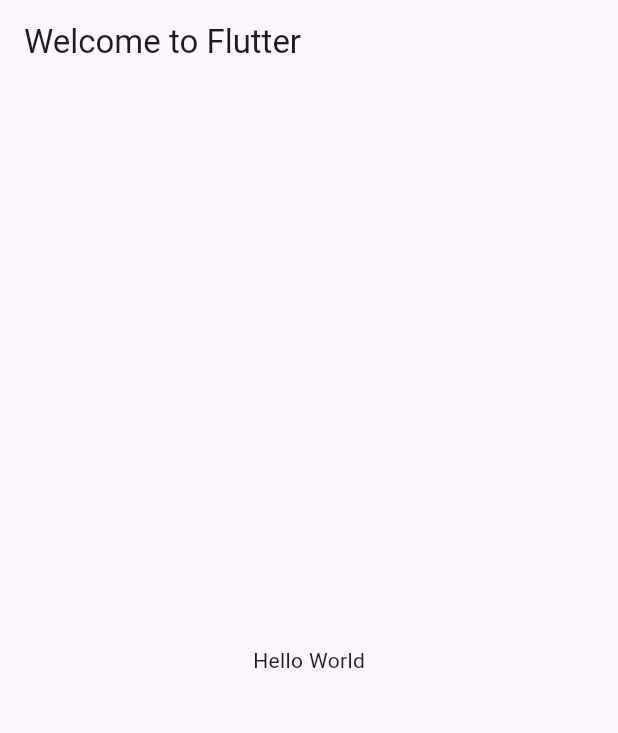
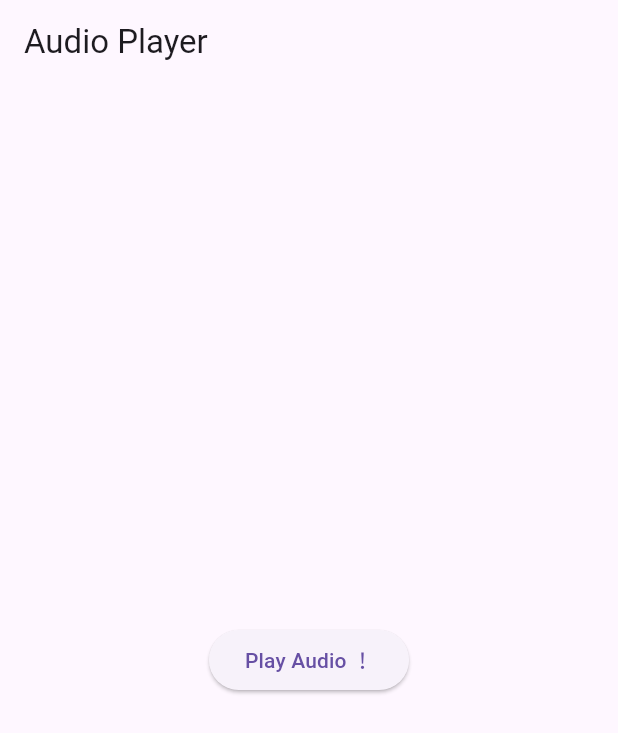
Before and after one commit to Nekoiii/Maocao_World, a Flutter app: the screen it shows after launch, on a phone screen of 412 x 824 dp. Shown: the top 733 px of the screen. Run offline on Flutter 3.47's test engine with Material 3 defaults, Android fonts, the phone set to English and light mode, and no system bars; our stand-ins replace audioplayers.

Commit message:
init flutter app . set up flask . change some docker setting

```diff
--- a/application/lib/main.dart
+++ b/application/lib/main.dart
@@ -1,18 +1,26 @@
 import 'package:flutter/material.dart';
+import 'package:audioplayers/audioplayers.dart';
 
-void main() => runApp(new MyApp());
+void main() => runApp(MyApp());
 
 class MyApp extends StatelessWidget {
+  final audioPlayer = AudioPlayer();
+
   @override
   Widget build(BuildContext context) {
-    return new MaterialApp(
-      title: 'Welcome to Flutter',
-      home: new Scaffold(
-        appBar: new AppBar(
-          title: new Text('Welcome to Flutter'),
+    return MaterialApp(
+      home: Scaffold(
+        appBar: AppBar(
+          title: Text('Audio Player'),
         ),
-        body: new Center(
-          child: new Text('Hello World'),
+        body: Center(
+          child: ElevatedButton(
+            onPressed: () => audioPlayer
+                .play('http://localhost:8000/static/audios/test-song-1.mp3'),
+            // onPressed: () => audioPlayer
+            //     .play('http://10.0.2.2:8000/static/audios/test-song-1.mp3'),
+            child: Text('Play Audio ！'),
+          ),
         ),
       ),
     );
```
Also changed, not shown: application/pubspec.yaml (+5 -4 lines), application/pubspec.lock, 31 other files.
